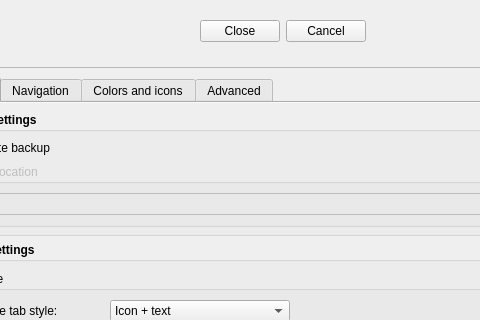
This is Resources/ui/Settings.ui in APEbbers/FreeCAD-Ribbon as Qt 5 draws it before an edit; both pictures show x 88 to 568 and y 0 to 320 of the 736 by 848 pixel window. The edited form follows.
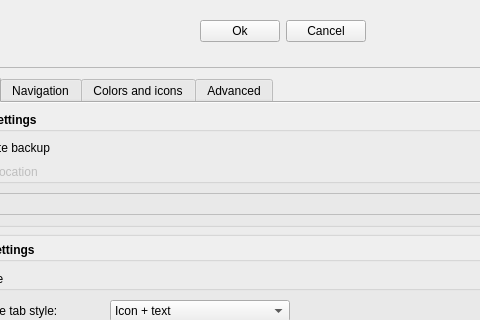
This is the edited form. Custom widgets are drawn as their Qt base class.

Commit message: Move Form buttons for docked dialog - 7

What changed in the file:
```diff
--- a/Resources/ui/Settings.ui
+++ b/Resources/ui/Settings.ui
@@ -2862,7 +2862,7 @@
       <item row="0" column="1">
        <widget class="QPushButton" name="GenerateJsonExit_2">
         <property name="text">
-         <string>Close</string>
+         <string>Ok</string>
         </property>
         <property name="shortcut">
          <string/>
```
The commit also changes 4 other files.
